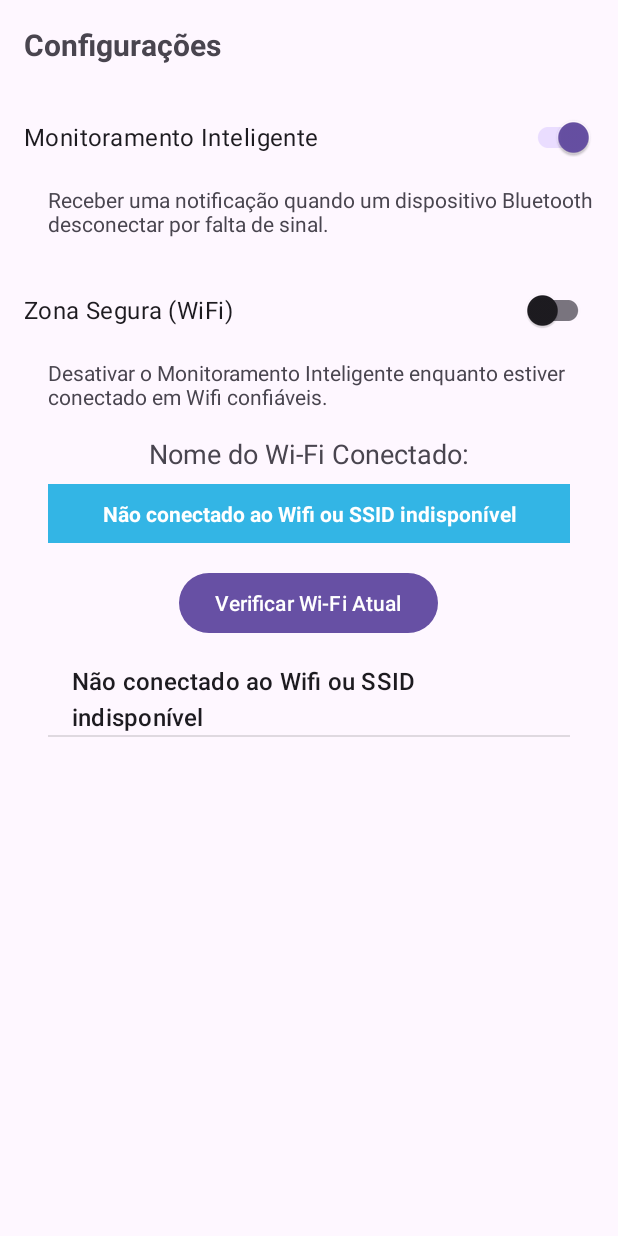
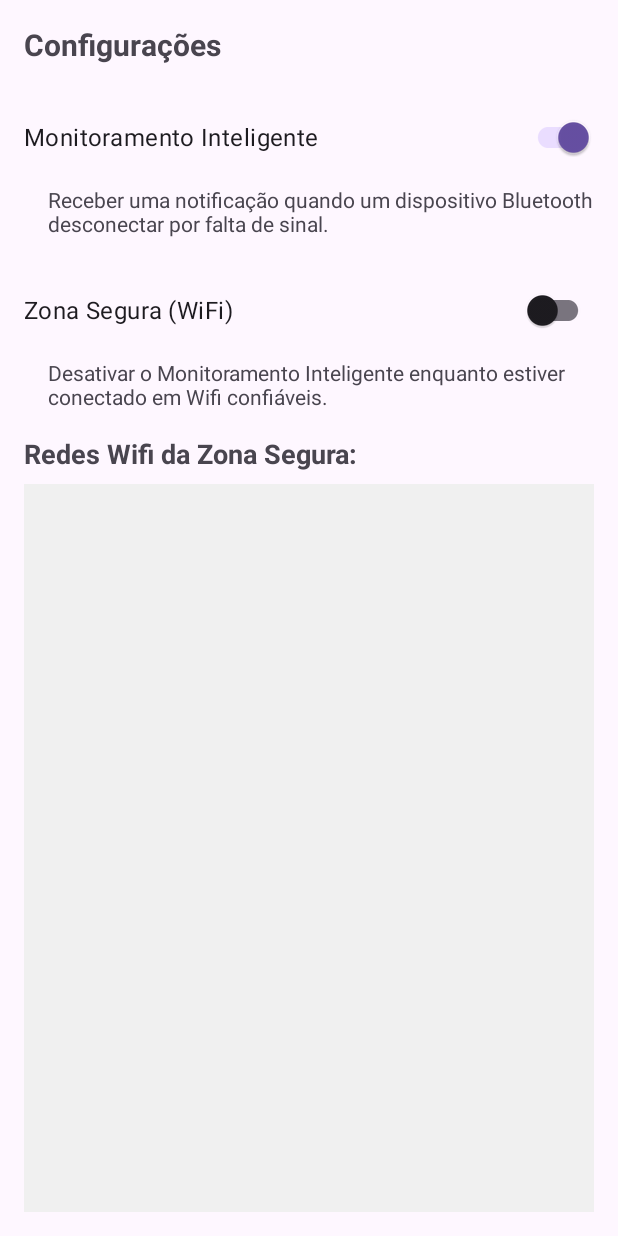
Before and after one commit to kidkmon/Hands-On-Bluetooth-01, an Android app: the screen it shows after launch (MainActivity), on a phone screen of 412 x 824 dp. Run offline under Robolectric (Android 15) with nearby library versions, the phone set to English and light mode, and no system bars.

Commit message:
Add WifiMonitor Service

```diff
--- a/dev/app/app/src/main/AndroidManifest.xml
+++ b/dev/app/app/src/main/AndroidManifest.xml
@@ -28,6 +28,11 @@
                 <category android:name="android.intent.category.LAUNCHER" />
             </intent-filter>
         </activity>
+
+        <service
+            android:name=".WifiMonitorService"
+            android:enabled="true"
+            android:exported="false" />
     </application>
 
 </manifest>
--- a/dev/app/app/src/main/java/com/example/bluetoothbroascasttestapp/MainActivity.java
+++ b/dev/app/app/src/main/java/com/example/bluetoothbroascasttestapp/MainActivity.java
@@ -2,6 +2,7 @@ package com.example.bluetoothbroascasttestapp;
 
 import android.Manifest;
 import android.content.Context;
+import android.content.Intent;
 import android.content.pm.PackageManager;
 import android.net.ConnectivityManager;
 import android.net.Network;
@@ -12,9 +13,7 @@ import android.os.Bundle;
 import android.util.Log;
 import android.provider.Settings;
 import android.widget.ArrayAdapter;
-import android.widget.Button;
 import android.widget.ListView;
-import android.widget.TextView;
 import android.widget.Toast;
 
 import androidx.annotation.NonNull;
@@ -25,23 +24,30 @@ import androidx.core.content.ContextCompat;
 import com.google.android.material.switchmaterial.SwitchMaterial;
 
 import java.util.ArrayList;
+import java.util.HashSet;
 import java.util.List;
+import java.util.Set;
 
 public class MainActivity extends AppCompatActivity {
 
-    private static final String TAG = "SettingsActivity";
+    private static final String TAG = "MainActivity";
 
-    public static final String SETTING_BLUETOOTH_TIMEOUT_NOTIFY = "breminder_bt_timeout_notify";
+    // Bluetooth Settings
+    public static final String BLUETOOTH_MONITORING_NOTIFY_KEY = "breminder_bt_timeout_notify";
+
+    // Wifi SafeZone Settings
     private static final int LOCATION_PERMISSION_REQUEST_CODE = 100;
+    private static final String WIFI_SAFE_ZONE_PREFS_KEY = "WifiSafeZonePrefs";
+    private static final String WIFI_SAFE_ZONE_LIST_KEY = "WifiSafeZoneList";
+    private static final String WIFI_SAFE_ZONE_SWITCH_STATE_KEY = "WifiSafeZoneSwitchState";
 
-    private TextView textViewWifiName;
-    private Button buttonGetWifi;
-    private ListView listViewWifi;
-    private SwitchMaterial mTimeoutSwitch;
-    private SwitchMaterial mSafeZoneSwitch;
+    // Switch Buttons
+    private SwitchMaterial bluetoothMonitoringSwitch;
+    private SwitchMaterial wifiSafeZoneSwitch;
 
-    private List<String> wifiHistoryList = new ArrayList<>();
-    private ArrayAdapter<String> wifiListAdapter;
+    // Wifi SafeZone
+    private final List<String> wifiSafeZoneList = new ArrayList<>();
+    private ArrayAdapter<String> wifiSafeZoneListAdapter;
 
 
     @Override
@@ -49,92 +55,116 @@ public class MainActivity extends AppCompatActivity {
         super.onCreate(savedInstanceState);
         setContentView(R.layout.activity_main);
 
-        mTimeoutSwitch = findViewById(R.id.switch_timeout_notifier);
-        mSafeZoneSwitch = findViewById(R.id.switch_safe_zone_wifi);
+        bluetoothMonitoringSwitch = findViewById(R.id.btMonitoringSwitch);
+        wifiSafeZoneSwitch = findViewById(R.id.wifiSafeZoneSwitch);
 
-        mTimeoutSwitch.setOnCheckedChangeListener((buttonView, isChecked) -> saveSetting(isChecked));
+        bluetoothMonitoringSwitch.setOnCheckedChangeListener((buttonView, isChecked) -> saveBluetoothMonitoringSettings(isChecked));
+        loadBluetoothMonitoringSettings();
 
-        loadSettings();
-        setupWifiComponents();
         checkLocationPermission();
+        loadWifiSafeZoneSettings();
+        setupWifiSafeZoneComponents();
     }
 
-    // --- Bluetooth ---
-
-    /**
-     * Carrega o valor atual do Settings.Global e atualiza o toggle.
-     */
-    private void loadSettings() {
+    // --- Bluetooth Monitoring ---
+    private void loadBluetoothMonitoringSettings() {
         boolean isEnabled = Settings.Global.getInt(getContentResolver(),
-                SETTING_BLUETOOTH_TIMEOUT_NOTIFY, 1) == 1;
-
-        mTimeoutSwitch.setChecked(isEnabled);
-        Log.d(TAG, "Configuração carregada: " + isEnabled);
+                BLUETOOTH_MONITORING_NOTIFY_KEY, 1) == 1;
+        bluetoothMonitoringSwitch.setChecked(isEnabled);
     }
 
-    /**
-     * Salva o novo estado (on/off) no Settings.Global.
-     */
-    private void saveSetting(boolean isEnabled) {
+    private void saveBluetoothMonitoringSettings(boolean isEnabled) {
         int value = isEnabled ? 1 : 0;
         try {
             Settings.Global.putInt(getContentResolver(),
-                    SETTING_BLUETOOTH_TIMEOUT_NOTIFY, value);
-
-            Log.d(TAG, "Configuração salva: " + value);
+                    BLUETOOTH_MONITORING_NOTIFY_KEY, value);
+            Log.d(TAG, "Configuração do Monitoramento bluetooth salva: " + value);
         } catch (SecurityException e) {
-            // Este erro ocorre se o app não tiver a permissão WRITE_SECURE_SETTINGS,
-            // que geralmente só é dada a apps do sistema (priv-app).
-            Log.e(TAG, "FALHA AO SALVAR CONFIGURAÇÃO! Verifique as permissões.", e);
-            mTimeoutSwitch.setChecked(!isEnabled);
+            bluetoothMonitoringSwitch.setChecked(!isEnabled);
+            Log.e(TAG, "Falha ao salvar configuração do Monitoramento bluetooth.", e);
         }
     }
 
 
-    // --- Wifi ---
-    private void setupWifiComponents() {
-        textViewWifiName = findViewById(R.id.textViewWifiName);
-        buttonGetWifi = findViewById(R.id.buttonGetWifi);
-        listViewWifi = findViewById(R.id.listViewWifi);
+    // --- Wifi Safe Zone ---
+    private void loadWifiSafeZoneSettings() {
+        boolean isChecked = getSharedPreferences(WIFI_SAFE_ZONE_PREFS_KEY, Context.MODE_PRIVATE)
+                .getBoolean(WIFI_SAFE_ZONE_SWITCH_STATE_KEY, false);
+        wifiSafeZoneSwitch.setChecked(isChecked);
 
-        wifiListAdapter = new ArrayAdapter<>(this, android.R.layout.simple_list_item_1, wifiHistoryList);
-        listViewWifi.setAdapter(wifiListAdapter);
+        loadWifiSafeZoneList();
+    }
 
-        buttonGetWifi.setOnClickListener(v -> {
-            checkLocationPermission();
+    private void loadWifiSafeZoneList() {
+        Set<String> safeZoneSet = getSharedPreferences(WIFI_SAFE_ZONE_PREFS_KEY, Context.MODE_PRIVATE)
+                .getStringSet(WIFI_SAFE_ZONE_LIST_KEY, new HashSet<>());
+
+        wifiSafeZoneList.clear();
+        wifiSafeZoneList.addAll(safeZoneSet);
+    }
+
+    private void saveWifiSafeZoneSwitchState(boolean isChecked) {
+        getSharedPreferences(WIFI_SAFE_ZONE_PREFS_KEY, Context.MODE_PRIVATE)
+                .edit()
+                .putBoolean(WIFI_SAFE_ZONE_SWITCH_STATE_KEY, isChecked)
+                .apply();
+    }
+
+    private void saveWifiSafeZoneList() {
+        Set<String> safeZoneSet = new HashSet<>(wifiSafeZoneList);
+
+        getSharedPreferences(WIFI_SAFE_ZONE_PREFS_KEY, Context.MODE_PRIVATE)
+                .edit()
+                .putStringSet(WIFI_SAFE_ZONE_LIST_KEY, safeZoneSet)
+                .apply();
+    }
+
+    private void setupWifiSafeZoneComponents() {
+        wifiSafeZoneSwitch.setOnCheckedChangeListener((buttonView, isChecked) -> {
+            saveWifiSafeZoneSwitchState(isChecked);
+
+            Intent serviceIntent = new Intent(MainActivity.this, WifiMonitorService.class);
+
+            if (isChecked) {
+                addConnectedWifiToSafeZone();
+                startService(serviceIntent);
+                Toast.makeText(MainActivity.this, "Monitoramento da Zona Segura iniciado.", Toast.LENGTH_SHORT).show();
+
+            } else {
+                stopService(serviceIntent);
+                Toast.makeText(MainActivity.this, "Monitoramento da Zona Segura parado.", Toast.LENGTH_SHORT).show();
+            }
+        });
+
+        ListView listViewWifi = findViewById(R.id.wifiSafeZoneList);
+        wifiSafeZoneListAdapter = new ArrayAdapter<>(this, android.R.layout.simple_list_item_1, wifiSafeZoneList);
+        listViewWifi.setAdapter(wifiSafeZoneListAdapter);
+
+        listViewWifi.setOnItemClickListener((parent, view, position, id) -> {
+            // Remove SSID da SafeZoneList
+            String removedSsid = wifiSafeZoneList.get(position);
+            wifiSafeZoneList.remove(position);
+            wifiSafeZoneListAdapter.notifyDataSetChanged();
+
+            saveWifiSafeZoneList();
+
+            if (wifiSafeZoneList.isEmpty()) {
+                wifiSafeZoneSwitch.setChecked(false);
+                saveWifiSafeZoneSwitchState(false);
+            }
+
+            Toast.makeText(this, removedSsid + " removido da Zona Segura.", Toast.LENGTH_SHORT).show();
         });
     }
 
-    private void checkLocationPermission() {
-        if (ContextCompat.checkSelfPermission(this, Manifest.permission.ACCESS_FINE_LOCATION) != PackageManager.PERMISSION_GRANTED) {
-            ActivityCompat.requestPermissions(this,
-                    new String[]{Manifest.permission.ACCESS_FINE_LOCATION},
-                    LOCATION_PERMISSION_REQUEST_CODE);
-        } else {
-            getConnectedWifiName();
-        }
-    }
-
-    @Override
-    public void onRequestPermissionsResult(int requestCode, @NonNull String[] permissions, @NonNull int[] grantResults) {
-        super.onRequestPermissionsResult(requestCode, permissions, grantResults);
-        if (requestCode == LOCATION_PERMISSION_REQUEST_CODE) {
-            if (grantResults.length > 0 && grantResults[0] == PackageManager.PERMISSION_GRANTED) {
-                getConnectedWifiName();
-            } else {
-                textViewWifiName.setText("Permissão de Localização negada.");
-                Toast.makeText(this, "Permissão de Localização é necessária.", Toast.LENGTH_SHORT).show();
-            }
-        }
-    }
-
-    private void getConnectedWifiName() {
+    private void addConnectedWifiToSafeZone() {
         WifiManager wifiManager = (WifiManager) getApplicationContext().getSystemService(Context.WIFI_SERVICE);
         ConnectivityManager connManager = (ConnectivityManager) getApplicationContext().getSystemService(Context.CONNECTIVITY_SERVICE);
 
-        String currentSsid = "Não conectado ao Wifi ou SSID indisponível";
+        String currentSsid;
         boolean isConnectedToWifi = false;
 
+        // Verifica se há conexão ativa com Wi-Fi
         if (connManager != null) {
             Network network = connManager.getActiveNetwork();
             if (network != null) {
@@ -149,8 +179,7 @@ public class MainActivity extends AppCompatActivity {
             WifiInfo wifiInfo = wifiManager.getConnectionInfo();
             String ssid = wifiInfo.getSSID();
 
-            Log.d(TAG, "SSID bruto obtido: " + ssid);
-
+            // Limpa as aspas do SSID
             if (ssid != null && ssid.startsWith("\"") && ssid.endsWith("\"")) {
                 ssid = ssid.substring(1, ssid.length() - 1);
             }
@@ -158,16 +187,43 @@ public class MainActivity extends AppCompatActivity {
             if (ssid != null && !ssid.equals("<unknown ssid>")) {
                 currentSsid = ssid;
             } else {
-                currentSsid = "SSID Indisponível (Verifique se a Localização/GPS do dispositivo está LIGADA)";
-                Log.w(TAG, "SSID não obtido: O serviço de Localização deve estar ativado.");
+                Toast.makeText(this, "SSID indisponível. Verifique se a Localização está ativa.", Toast.LENGTH_LONG).show();
+                wifiSafeZoneSwitch.setChecked(false);
+                saveWifiSafeZoneSwitchState(false);
+                return;
             }
+        } else {
+            Toast.makeText(this, "App não está conectado a uma rede Wi-Fi.", Toast.LENGTH_LONG).show();
+            wifiSafeZoneSwitch.setChecked(false);
+            saveWifiSafeZoneSwitchState(false);
+            return;
         }
 
-        textViewWifiName.setText(currentSsid);
+        if (!wifiSafeZoneList.contains(currentSsid)) {
+            wifiSafeZoneList.add(currentSsid);
+            wifiSafeZoneListAdapter.notifyDataSetChanged();
 
-        if (wifiHistoryList.isEmpty() || !wifiHistoryList.get(wifiHistoryList.size() - 1).equals(currentSsid)) {
-            wifiHistoryList.add(currentSsid);
-            wifiListAdapter.notifyDataSetChanged();
+            saveWifiSafeZoneList();
+        }
+    }
+
+    private void checkLocationPermission() {
+        if (ContextCompat.checkSelfPermission(this, Manifest.permission.ACCESS_FINE_LOCATION) != PackageManager.PERMISSION_GRANTED) {
+            ActivityCompat.requestPermissions(this,
+                    new String[]{Manifest.permission.ACCESS_FINE_LOCATION},
+                    LOCATION_PERMISSION_REQUEST_CODE);
+        }
+    }
+
+    @Override
+    public void onRequestPermissionsResult(int requestCode, @NonNull String[] permissions, @NonNull int[] grantResults) {
+        super.onRequestPermissionsResult(requestCode, permissions, grantResults);
+        if (requestCode == LOCATION_PERMISSION_REQUEST_CODE) {
+            if (!(grantResults.length > 0 && grantResults[0] == PackageManager.PERMISSION_GRANTED)) {
+                wifiSafeZoneSwitch.setChecked(false);
+                saveWifiSafeZoneSwitchState(false);
+                Toast.makeText(this, "Permissão de Localização é necessária para Zona Segura.", Toast.LENGTH_LONG).show();
+            }
         }
     }
 }
--- a/dev/app/app/src/main/res/layout/activity_main.xml
+++ b/dev/app/app/src/main/res/layout/activity_main.xml
@@ -1,6 +1,5 @@
 <?xml version="1.0" encoding="utf-8"?>
-<LinearLayout
-    xmlns:android="http://schemas.android.com/apk/res/android"
+<LinearLayout xmlns:android="http://schemas.android.com/apk/res/android"
     xmlns:tools="http://schemas.android.com/tools"
     android:layout_width="match_parent"
     android:layout_height="match_parent"
@@ -11,84 +10,55 @@
     <TextView
         android:layout_width="wrap_content"
         android:layout_height="wrap_content"
+        android:layout_marginBottom="24dp"
         android:text="@string/feature_title"
         android:textSize="20sp"
-        android:textStyle="bold"
-        android:layout_marginBottom="24dp"/>
+        android:textStyle="bold" />
 
-    <!-- Toggle 1: Notificacao de Timeout -->
     <com.google.android.material.switchmaterial.SwitchMaterial
-        android:id="@+id/switch_timeout_notifier"
+        android:id="@+id/btMonitoringSwitch"
         android:layout_width="match_parent"
         android:layout_height="wrap_content"
+        android:layout_marginBottom="8dp"
         android:text="@string/toggle_timeout_notifier_title"
-        android:layout_marginBottom="8dp"
-        android:textSize="16sp"/>
+        android:textSize="16sp" />
 
     <TextView
         android:layout_width="wrap_content"
         android:layout_height="wrap_content"
-        android:text="@string/toggle_timeout_notifier_desc"
         android:layout_marginStart="16dp"
-        android:layout_marginBottom="24dp"/>
+        android:layout_marginBottom="24dp"
+        android:text="@string/toggle_timeout_notifier_desc" />
 
-    <!-- Toggle 2: Zona Segura WiFi (Placeholder) -->
     <com.google.android.material.switchmaterial.SwitchMaterial
-        android:id="@+id/switch_safe_zone_wifi"
+        android:id="@+id/wifiSafeZoneSwitch"
         android:layout_width="match_parent"
         android:layout_height="wrap_content"
+        android:layout_marginBottom="8dp"
         android:text="@string/toggle_safe_zone_title"
-        android:layout_marginBottom="8dp"
-        android:textSize="16sp"/>
+        android:textSize="16sp" />
 
     <TextView
         android:layout_width="wrap_content"
         android:layout_height="wrap_content"
-        android:text="@string/toggle_safe_zone_desc"
-        android:layout_marginStart="16dp"/>
-
-    <LinearLayout
-        xmlns:android="http://schemas.android.com/apk/res/android"
-        xmlns:tools="http://schemas.android.com/tools"
-        android:layout_width="match_parent"
-        android:layout_height="match_parent"
-        android:orientation="vertical"
-        android:padding="16dp"
-        android:gravity="center_horizontal"
-        tools:context=".MainActivity">
+        android:layout_marginStart="16dp"
+        android:layout_marginBottom="16dp"
+        android:text="@string/toggle_safe_zone_desc" />
 
     <TextView
         android:layout_width="wrap_content"
         android:layout_height="wrap_content"
-            android:text="Nome do Wi-Fi Conectado:"
+        android:layout_marginBottom="8dp"
+        android:text="@string/wifi_safe_zone_list"
         android:textSize="18sp"
-            android:layout_marginBottom="8dp"/>
-
-        <TextView
-            android:id="@+id/textViewWifiName"
-            android:layout_width="match_parent"
-            android:layout_height="wrap_content"
-            android:text="Aguardando verificação..."
-            android:textStyle="bold"
-            android:padding="10dp"
-            android:background="@android:color/holo_blue_light"
-            android:textColor="@android:color/white"
-            android:gravity="center"
-            android:layout_marginBottom="16dp"/>
-
-        <Button
-            android:id="@+id/buttonGetWifi"
-            android:layout_width="wrap_content"
-            android:layout_height="wrap_content"
-            android:text="Verificar Wi-Fi Atual"/>
+        android:textStyle="bold" />
 
     <ListView
-            android:id="@+id/listViewWifi"
+        android:id="@+id/wifiSafeZoneList"
         android:layout_width="match_parent"
         android:layout_height="0dp"
         android:layout_weight="1"
-            android:layout_marginTop="16dp"/>
+        android:background="#f0f0f0"
+        android:padding="8dp" />
 
 </LinearLayout>
-
-</LinearLayout>
--- a/dev/app/app/src/main/res/values/strings.xml
+++ b/dev/app/app/src/main/res/values/strings.xml
@@ -7,4 +7,5 @@
 
     <string name="toggle_safe_zone_title">Zona Segura (WiFi)</string>
     <string name="toggle_safe_zone_desc">Desativar o Monitoramento Inteligente enquanto estiver conectado em Wifi confiáveis.</string>
+    <string name="wifi_safe_zone_list">Redes Wifi da Zona Segura:</string>
 </resources>
```
Also changed, not shown: dev/app/app/src/main/java/com/example/bluetoothbroascasttestapp/BluetoothTimeoutReceiver.java (deleted, +0 -39 lines), dev/app/app/src/main/java/com/example/bluetoothbroascasttestapp/WifiMonitorService.java (added, +148 -0 lines). Lines whose indentation alone changed are shown as unchanged.
